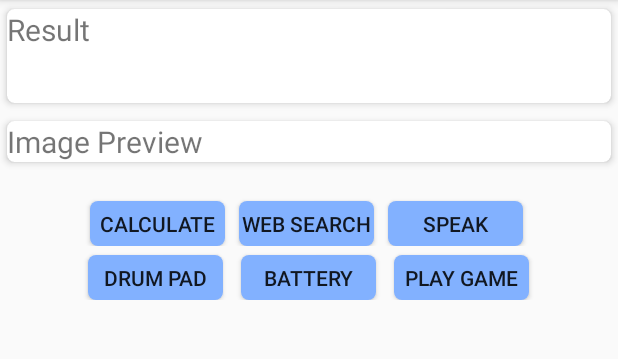
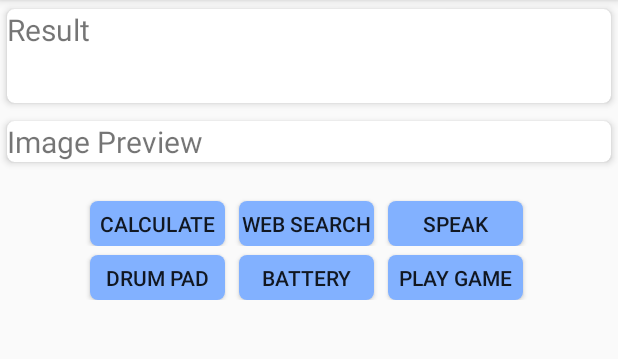
Before and after one commit to JaeHyun-K/ImagetoText, an Android app: the screen it shows after launch (MainActivity), on a phone screen of 412 x 824 dp, the part 84-443 px from its top. Run offline under Robolectric (Android 15) with nearby library versions, the phone set to English and light mode, and no system bars; libraries missing offline, so code that uses them is left out: com.google.android.gms, com.theartofdev.edmodo.

Commit message:
change music layout

```diff
--- a/app/src/main/res/layout/activity_main.xml
+++ b/app/src/main/res/layout/activity_main.xml
@@ -113,7 +113,7 @@
                     android:layout_height="30dp"
                     android:text="Drum Pad"
                     android:background="@drawable/rounded_btn"
-                    android:layout_marginLeft="6dp"
+                    android:layout_marginLeft="3dp"
                      android:layout_marginRight="6dp"
                     android:layout_marginTop="6dp"
                     android:id="@+id/btn_drum_pad"/>
@@ -123,7 +123,7 @@
                     android:layout_height="30dp"
                     android:text="Battery"
                     android:background="@drawable/rounded_btn"
-                    android:layout_marginLeft="6dp"
+                    android:layout_marginLeft="3dp"
                     android:layout_marginRight="6dp"
                     android:layout_marginTop="6dp"
                     android:id="@+id/battery_btn"/>
@@ -134,7 +134,7 @@
                     android:layout_height="30dp"
                     android:text="Play Game"
                     android:background="@drawable/rounded_btn"
-                    android:layout_marginLeft="6dp"
+                    android:layout_marginLeft="3dp"
                     android:layout_marginRight="6dp"
                     android:layout_marginTop="6dp"
                     android:id="@+id/btn_game"/>
```
Also changed, not shown: 6 other files.
